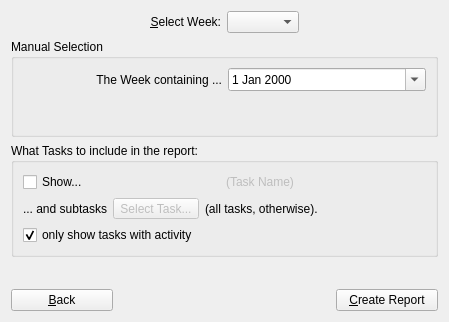
Old version of the form Charm/Reports/WeeklyTimeSheetConfigurationPage.ui in the repository KDAB/Charm.
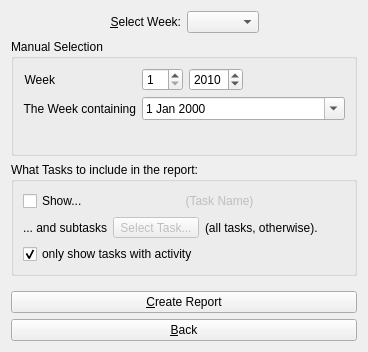
New version of the form.

Commit message: Add the possibility to pick the week by week number and year. Sync both input methods when one of them is edited. Implements CHM-8

```diff
--- a/Charm/Reports/WeeklyTimeSheetConfigurationPage.ui
+++ b/Charm/Reports/WeeklyTimeSheetConfigurationPage.ui
@@ -6,39 +6,12 @@
    <rect>
     <x>0</x>
     <y>0</y>
-    <width>449</width>
-    <height>322</height>
+    <width>368</width>
+    <height>352</height>
    </rect>
   </property>
-  <layout class="QGridLayout">
-   <item row="3" column="1">
-    <spacer>
-     <property name="orientation">
-      <enum>Qt::Vertical</enum>
-     </property>
-     <property name="sizeHint" stdset="0">
-      <size>
-       <width>211</width>
-       <height>31</height>
-      </size>
-     </property>
-    </spacer>
-   </item>
-   <item row="4" column="0">
-    <widget class="QPushButton" name="pushButtonBack">
-     <property name="text">
-      <string>&amp;Back</string>
-     </property>
-    </widget>
-   </item>
-   <item row="4" column="2">
-    <widget class="QPushButton" name="pushButtonReport">
-     <property name="text">
-      <string>&amp;Create Report</string>
-     </property>
-    </widget>
-   </item>
-   <item row="0" column="0" colspan="3">
+  <layout class="QVBoxLayout" name="verticalLayout">
+   <item>
     <layout class="QHBoxLayout">
      <item>
       <spacer>
@@ -84,37 +57,89 @@
      </item>
     </layout>
    </item>
-   <item row="1" column="0" colspan="3">
+   <item>
     <widget class="QGroupBox" name="groupBox">
      <property name="title">
       <string>Manual Selection</string>
      </property>
-     <layout class="QVBoxLayout">
-      <item>
-       <layout class="QHBoxLayout">
+     <layout class="QFormLayout" name="formLayout">
+      <property name="fieldGrowthPolicy">
+       <enum>QFormLayout::AllNonFixedFieldsGrow</enum>
+      </property>
+      <item row="1" column="0">
+       <widget class="QLabel" name="label_4">
+        <property name="text">
+         <string>Week</string>
+        </property>
+        <property name="alignment">
+         <set>Qt::AlignRight|Qt::AlignTrailing|Qt::AlignVCenter</set>
+        </property>
+        <property name="buddy">
+         <cstring>dateEditDay</cstring>
+        </property>
+       </widget>
+      </item>
+      <item row="1" column="1">
+       <layout class="QHBoxLayout" name="horizontalLayout">
         <item>
-         <widget class="QLabel" name="label_2">
-          <property name="text">
-           <string>The Week containing ...</string>
+         <widget class="QSpinBox" name="spinBoxWeek">
+          <property name="minimum">
+           <number>1</number>
           </property>
-          <property name="alignment">
-           <set>Qt::AlignRight|Qt::AlignTrailing|Qt::AlignVCenter</set>
+          <property name="maximum">
+           <number>53</number>
           </property>
-          <property name="buddy">
-           <cstring>dateEditDay</cstring>
-          </property>
          </widget>
         </item>
         <item>
-         <widget class="QDateEdit" name="dateEditDay">
-          <property name="calendarPopup">
-           <bool>true</bool>
+         <widget class="QSpinBox" name="spinBoxYear">
+          <property name="minimum">
+           <number>1900</number>
           </property>
+          <property name="maximum">
+           <number>5000</number>
+          </property>
+          <property name="value">
+           <number>2010</number>
+          </property>
          </widget>
         </item>
+        <item>
+         <spacer name="horizontalSpacer">
+          <property name="orientation">
+           <enum>Qt::Horizontal</enum>
+          </property>
+          <property name="sizeHint" stdset="0">
+           <size>
+            <width>40</width>
+            <height>20</height>
+           </size>
+          </property>
+         </spacer>
+        </item>
        </layout>
       </item>
-      <item>
+      <item row="4" column="0">
+       <widget class="QLabel" name="label_2">
+        <property name="text">
+         <string>The Week containing</string>
+        </property>
+        <property name="alignment">
+         <set>Qt::AlignRight|Qt::AlignTrailing|Qt::AlignVCenter</set>
+        </property>
+        <property name="buddy">
+         <cstring>dateEditDay</cstring>
+        </property>
+       </widget>
+      </item>
+      <item row="4" column="1">
+       <widget class="QDateEdit" name="dateEditDay">
+        <property name="calendarPopup">
+         <bool>true</bool>
+        </property>
+       </widget>
+      </item>
+      <item row="5" column="0">
        <spacer>
         <property name="orientation">
          <enum>Qt::Vertical</enum>
@@ -130,7 +155,7 @@
      </layout>
     </widget>
    </item>
-   <item row="2" column="0" colspan="3">
+   <item>
     <widget class="QGroupBox" name="groupBox_2">
      <property name="title">
       <string>What Tasks to include in the report:</string>
@@ -220,6 +245,33 @@
      </layout>
     </widget>
    </item>
+   <item>
+    <spacer>
+     <property name="orientation">
+      <enum>Qt::Vertical</enum>
+     </property>
+     <property name="sizeHint" stdset="0">
+      <size>
+       <width>211</width>
+       <height>31</height>
+      </size>
+     </property>
+    </spacer>
+   </item>
+   <item>
+    <widget class="QPushButton" name="pushButtonReport">
+     <property name="text">
+      <string>&amp;Create Report</string>
+     </property>
+    </widget>
+   </item>
+   <item>
+    <widget class="QPushButton" name="pushButtonBack">
+     <property name="text">
+      <string>&amp;Back</string>
+     </property>
+    </widget>
+   </item>
   </layout>
  </widget>
  <resources/>
```
The commit also changes 2 other files.
